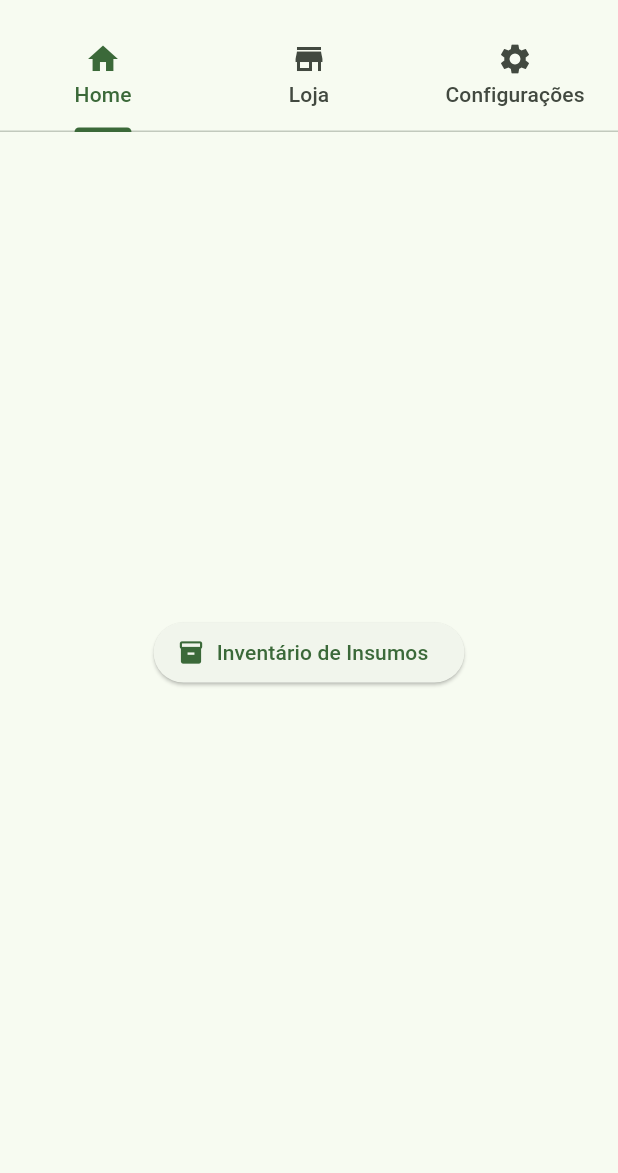
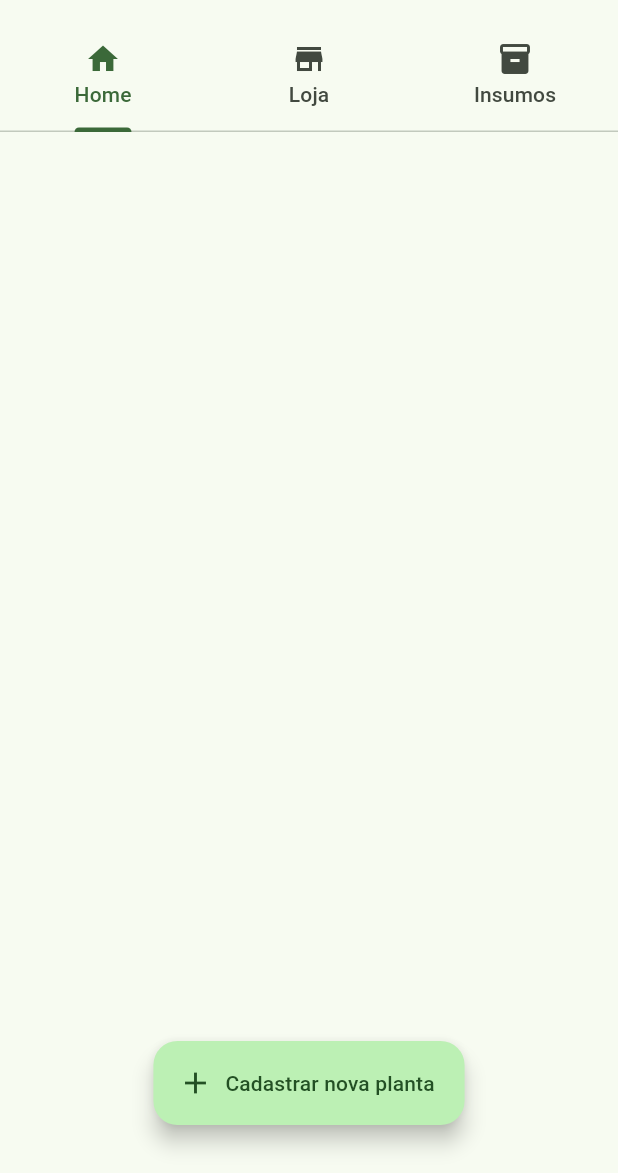
Before and after one commit to reds1gn4l/DSI-Grupo1, a Flutter app: the HomePage screen opened directly, on a phone screen of 412 x 824 dp, the part 63-1236 px from its top. Run offline on Flutter 3.47's test engine with Material 3 defaults, Android fonts, the phone set to English and light mode, and no system bars; our stand-ins replace cloud_firestore, firebase_core, flutter_map, geocoding, latlong2; accounts and stored records are empty.

Commit message:
Implementação completa das plantas.

```diff
--- a/smartgreen/lib/homepage.dart
+++ b/smartgreen/lib/homepage.dart
@@ -1,6 +1,7 @@
 import 'package:flutter/material.dart';
 import '../screens/catalog_page.dart';
 import '../screens/supply_list_page.dart';
+import 'screens/plant_list_page.dart';
 
 class HomePage extends StatefulWidget {
   const HomePage({super.key});
@@ -35,27 +36,18 @@ class _HomePageState extends State<HomePage>
           tabs: const [
             Tab(icon: Icon(Icons.home), text: 'Home'),
             Tab(icon: Icon(Icons.store), text: 'Loja'),
-            Tab(icon: Icon(Icons.settings), text: 'Configurações'),
+            Tab(icon: Icon(Icons.inventory), text: 'Insumos'),
           ],
         ),
       ),
       body: TabBarView(
         controller: _tabController,
-        children: [
+        children: const [
           Center(
-            child: ElevatedButton.icon(
-              icon: const Icon(Icons.inventory),
-              label: const Text('Inventário de Insumos'),
-              onPressed: () {
-                Navigator.push(
-                  context,
-                  MaterialPageRoute(builder: (_) => const SupplyListPage()),
-                );
-              },
-            ),
-          ),
+            child: PlantListPage(),
+          ), // Aqui entrará a lista de plantas futuramente
           CatalogPage(),
-          const Center(child: Text('Config Screen')),
+          SupplyListPage(),
         ],
       ),
     );
--- /dev/null
+++ b/smartgreen/lib/models/plant.dart
@@ -0,0 +1,50 @@
+class Plant {
+  final String id;
+  final String name;
+  final String status;
+  final int? temperaturaMin;
+  final int? temperaturaMax;
+  final int? umidadeMin;
+  final int? umidadeMax;
+  final String? plantingDate;
+  final String? lightPreference;
+
+  Plant({
+    required this.id,
+    required this.name,
+    required this.status,
+    this.temperaturaMin,
+    this.temperaturaMax,
+    this.umidadeMin,
+    this.umidadeMax,
+    this.plantingDate,
+    this.lightPreference,
+  });
+
+  factory Plant.fromMap(String id, Map<String, dynamic> data) {
+    return Plant(
+      id: id,
+      name: data['name'] ?? '',
+      status: data['status'] ?? 'cinza',
+      temperaturaMin: data['temperaturaMin'],
+      temperaturaMax: data['temperaturaMax'],
+      umidadeMin: data['umidadeMin'],
+      umidadeMax: data['umidadeMax'],
+      plantingDate: data['plantingDate'],
+      lightPreference: data['lightPreference'],
+    );
+  }
+
+  Map<String, dynamic> toMap() {
+    return {
+      'name': name,
+      'status': status,
+      'temperaturaMin': temperaturaMin,
+      'temperaturaMax': temperaturaMax,
+      'umidadeMin': umidadeMin,
+      'umidadeMax': umidadeMax,
+      'plantingDate': plantingDate,
+      'lightPreference': lightPreference,
+    };
+  }
+}
--- /dev/null
+++ b/smartgreen/lib/screens/plant_list_page.dart
@@ -0,0 +1,54 @@
+import 'package:flutter/material.dart';
+import '../models/plant.dart';
+import '../services/plant_service.dart';
+import '../widgets/plant_card_widget.dart';
+import 'plant_form_page.dart';
+
+class PlantListPage extends StatefulWidget {
+  const PlantListPage({super.key});
+
+  @override
+  State<PlantListPage> createState() => _PlantListPageState();
+}
+
+class _PlantListPageState extends State<PlantListPage> {
+  final PlantService _service = PlantService();
+
+  @override
+  Widget build(BuildContext context) {
+    return Scaffold(
+      body: StreamBuilder<List<Plant>>(
+        stream: _service.getPlants(),
+        builder: (context, snapshot) {
+          if (snapshot.connectionState == ConnectionState.waiting) {
+            return const Center(child: CircularProgressIndicator());
+          }
+
+          final plants = snapshot.data ?? [];
+
+          return ListView.builder(
+            padding: const EdgeInsets.only(bottom: 80),
+            itemCount: plants.length,
+            itemBuilder: (context, index) {
+              return PlantCardWidget(plant: plants[index]);
+            },
+          );
+        },
+      ),
+      floatingActionButton: Padding(
+        padding: const EdgeInsets.only(bottom: 16),
+        child: FloatingActionButton.extended(
+          onPressed: () {
+            Navigator.push(
+              context,
+              MaterialPageRoute(builder: (_) => const PlantFormPage()),
+            );
+          },
+          icon: const Icon(Icons.add),
+          label: const Text('Cadastrar nova planta'),
+        ),
+      ),
+      floatingActionButtonLocation: FloatingActionButtonLocation.centerFloat,
+    );
+  }
+}
```
Also changed, not shown: smartgreen/lib/screens/plant_form_page.dart (added, +201 -0 lines), smartgreen/lib/services/plant_service.dart (added, +28 -0 lines), smartgreen/lib/widgets/plant_card_widget.dart (added, +148 -0 lines).
